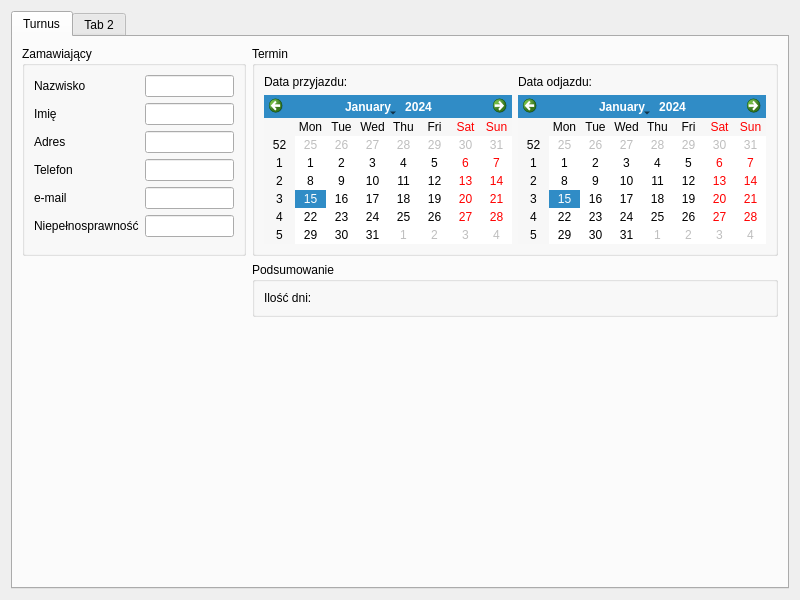
This is src/ui/NewReservationDialog.ui in Skwara/HoteleADC as Qt 5 draws it before an edit. The edited form follows.
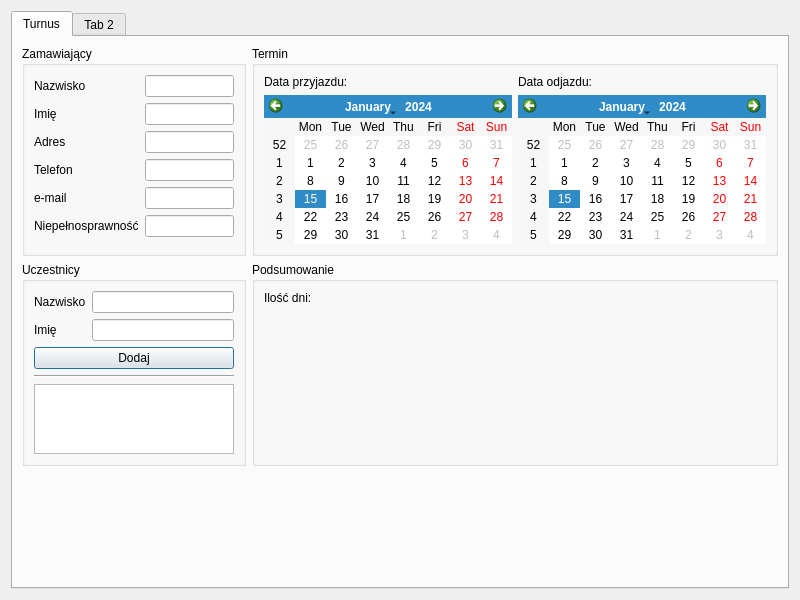
This is the edited form.

Commit message: Added participants to NewReservationDialog

Diff of the .ui file:
```diff
--- a/src/ui/NewReservationDialog.ui
+++ b/src/ui/NewReservationDialog.ui
@@ -191,6 +191,52 @@
          </layout>
         </widget>
        </item>
+       <item row="1" column="0">
+        <widget class="QGroupBox" name="groupBox">
+         <property name="title">
+          <string>Uczestnicy</string>
+         </property>
+         <layout class="QFormLayout" name="formLayout_3">
+          <item row="0" column="0">
+           <widget class="QLabel" name="participantSurnameLabel">
+            <property name="text">
+             <string>Nazwisko</string>
+            </property>
+           </widget>
+          </item>
+          <item row="0" column="1">
+           <widget class="QLineEdit" name="participantSurnameLineEdit"/>
+          </item>
+          <item row="1" column="0">
+           <widget class="QLabel" name="participantNameLabel">
+            <property name="text">
+             <string>Imię</string>
+            </property>
+           </widget>
+          </item>
+          <item row="1" column="1">
+           <widget class="QLineEdit" name="participantNameLineEdit"/>
+          </item>
+          <item row="2" column="0" colspan="2">
+           <widget class="QPushButton" name="addParticipantPushButton">
+            <property name="text">
+             <string>Dodaj</string>
+            </property>
+           </widget>
+          </item>
+          <item row="3" column="0" colspan="2">
+           <widget class="Line" name="line">
+            <property name="orientation">
+             <enum>Qt::Horizontal</enum>
+            </property>
+           </widget>
+          </item>
+          <item row="4" column="0" colspan="2">
+           <widget class="QListWidget" name="participantsListWidget"/>
+          </item>
+         </layout>
+        </widget>
+       </item>
       </layout>
      </widget>
      <widget class="QWidget" name="tab_2">
```
The commit also changes 2 other files.
